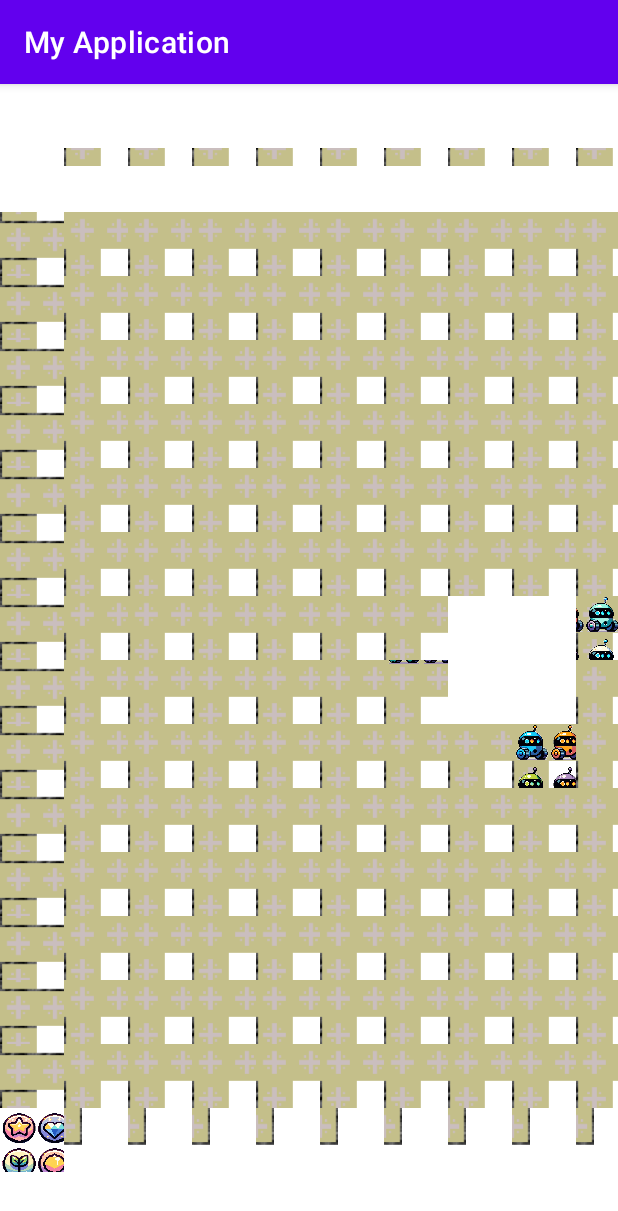
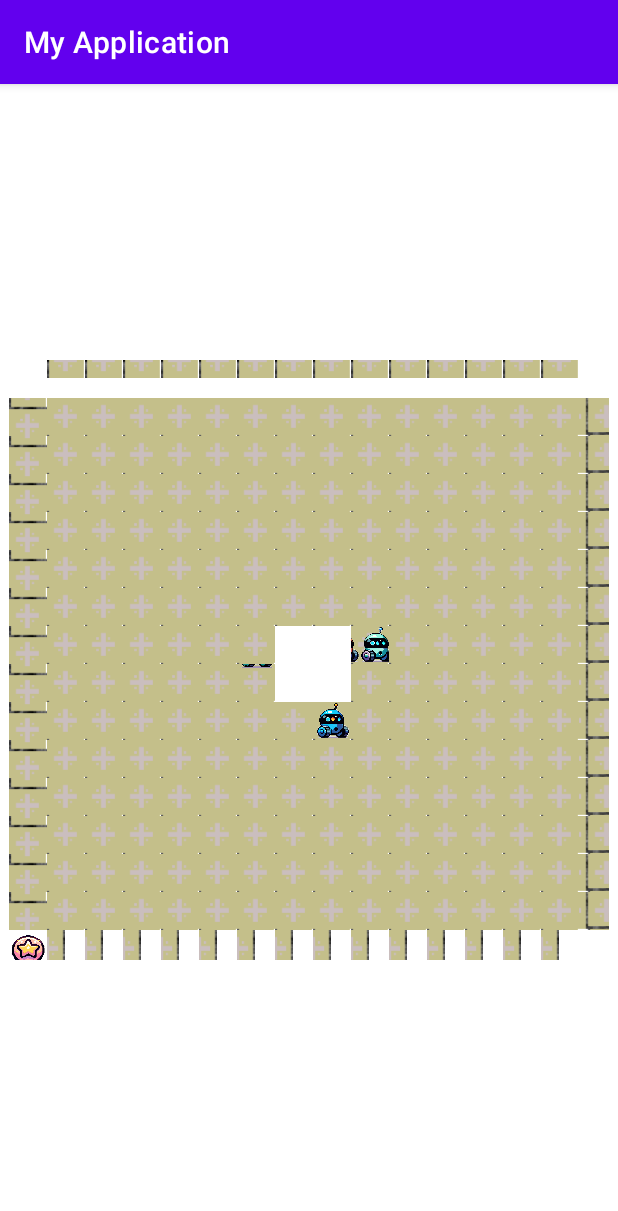
Before and after one commit to Bomb3077/Ricochet-Robot, an Android app: the screen it shows after launch (GamePlayActivity), on a phone screen of 412 x 824 dp. Shown: the top 1211 px of the screen. Run offline under Robolectric (Android 15) with nearby library versions, the phone set to English and light mode, and no system bars.

Commit message:
successfully refactored walls

```diff
--- a/app/src/main/java/com/example/myapplication/graphics/TileView.java
+++ b/app/src/main/java/com/example/myapplication/graphics/TileView.java
@@ -6,6 +6,7 @@ import android.graphics.BitmapFactory;
 import android.graphics.Canvas;
 import android.graphics.Rect;
 import android.view.View;
+import android.widget.ImageView;
 
 import com.example.myapplication.R;
 import com.example.myapplication.map.Block;
--- a/app/src/main/java/com/example/myapplication/map/Block.java
+++ b/app/src/main/java/com/example/myapplication/map/Block.java
@@ -64,7 +64,7 @@ public class Block {
     }
 
     private boolean getBit(int i) {
-        return (byte) (this.wallFlags >> i) == (byte) 1;
+        return (byte)((this.wallFlags) & 1<<i) == (byte) 1<<i;
     }
 
     public boolean getTopWall() {
--- a/app/src/main/res/layout/activity_game_play.xml
+++ b/app/src/main/res/layout/activity_game_play.xml
@@ -7,16 +7,16 @@
 
     <LinearLayout
         android:id="@+id/game_map"
-        android:layout_width="1024px"
-        android:layout_height="1024px"
+        android:layout_width="400dp"
+        android:layout_height="400dp"
         android:layout_centerInParent="true"
         android:orientation="vertical" />
 
     <LinearLayout
         android:layout_below="@id/game_map"
         android:layout_marginTop="30dp"
-        android:layout_width="512px"
-        android:layout_height="128px"
+        android:layout_width="400dp"
+        android:layout_height="50dp"
         android:layout_centerInParent="true">
 
         <include
--- a/app/src/main/res/layout/map_item.xml
+++ b/app/src/main/res/layout/map_item.xml
@@ -1,8 +1,8 @@
 <?xml version="1.0" encoding="utf-8"?>
 <FrameLayout xmlns:android="http://schemas.android.com/apk/res/android"
-    android:layout_width="64px"
-    android:layout_height="64px"
-    android:layout_margin="0px"
-    android:padding="0px">
+    android:layout_width="25dp"
+    android:layout_height="25dp"
+    android:layout_margin="0dp"
+    android:padding="0dp">
 
 </FrameLayout>
--- a/app/src/main/res/layout/map_row.xml
+++ b/app/src/main/res/layout/map_row.xml
@@ -1,7 +1,7 @@
 <?xml version="1.0" encoding="utf-8"?>
 <LinearLayout xmlns:android="http://schemas.android.com/apk/res/android"
-    android:layout_width="1024px"
-    android:layout_height="64px"
+    android:layout_width="400dp"
+    android:layout_height="25dp"
     android:orientation="horizontal"
     android:layout_margin="0px"
     android:padding="0px">
--- a/app/src/main/res/layout/token_row.xml
+++ b/app/src/main/res/layout/token_row.xml
@@ -1,7 +1,7 @@
 <?xml version="1.0" encoding="utf-8"?>
 <LinearLayout xmlns:android="http://schemas.android.com/apk/res/android"
-    android:layout_width="512px"
-    android:layout_height="64px"
+    android:layout_width="400dp"
+    android:layout_height="50dp"
     android:orientation="horizontal"
-    android:layout_margin="0px">
+    android:layout_margin="0dp">
 </LinearLayout>
```
Also changed, not shown: app/src/main/res/drawable/tile.png (added), app/src/main/res/drawable/tile_but.png (added), app/src/main/res/drawable/tile_but_left.png (added), app/src/main/res/drawable/tile_but_right.png (added), app/src/main/res/drawable/tile_left.png (added), app/src/main/res/drawable/tile_right.png (added), app/src/main/res/drawable/tile_top.png (added), app/src/main/res/drawable/tile_top_left.png (added), app/src/main/res/drawable/tile_top_right.png (added), 2 other files.
